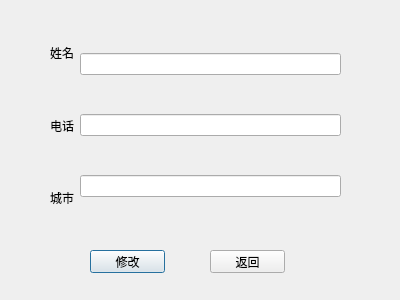
Qt form changedialog.ui (honk2333/Address-book) before a commit.
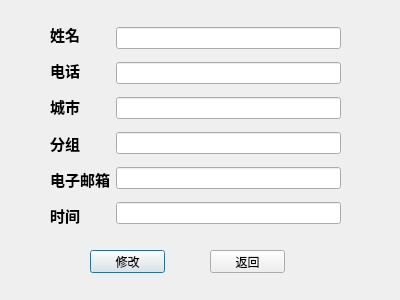
The same form after that commit.

What changed in the file:
```diff
--- a/changedialog.ui
+++ b/changedialog.ui
@@ -28,21 +28,42 @@
       <item>
        <widget class="QLabel" name="Namelabel">
         <property name="text">
-         <string>姓名</string>
+         <string>&lt;html&gt;&lt;head/&gt;&lt;body&gt;&lt;p&gt;&lt;span style=&quot; font-size:11pt; font-weight:600;&quot;&gt;姓名&lt;/span&gt;&lt;/p&gt;&lt;/body&gt;&lt;/html&gt;</string>
         </property>
        </widget>
       </item>
       <item>
        <widget class="QLabel" name="Phonelabel">
         <property name="text">
-         <string>电话</string>
+         <string>&lt;html&gt;&lt;head/&gt;&lt;body&gt;&lt;p&gt;&lt;span style=&quot; font-size:11pt; font-weight:600;&quot;&gt;电话&lt;/span&gt;&lt;/p&gt;&lt;/body&gt;&lt;/html&gt;</string>
         </property>
        </widget>
       </item>
       <item>
        <widget class="QLabel" name="Citylabel">
         <property name="text">
-         <string>城市</string>
+         <string>&lt;html&gt;&lt;head/&gt;&lt;body&gt;&lt;p&gt;&lt;span style=&quot; font-size:11pt; font-weight:600;&quot;&gt;城市&lt;/span&gt;&lt;/p&gt;&lt;/body&gt;&lt;/html&gt;</string>
+        </property>
+       </widget>
+      </item>
+      <item>
+       <widget class="QLabel" name="Typelabel">
+        <property name="text">
+         <string>&lt;html&gt;&lt;head/&gt;&lt;body&gt;&lt;p&gt;&lt;span style=&quot; font-size:11pt; font-weight:600;&quot;&gt;分组&lt;/span&gt;&lt;/p&gt;&lt;/body&gt;&lt;/html&gt;</string>
+        </property>
+       </widget>
+      </item>
+      <item>
+       <widget class="QLabel" name="Emaillabel">
+        <property name="text">
+         <string>&lt;html&gt;&lt;head/&gt;&lt;body&gt;&lt;p&gt;&lt;span style=&quot; font-size:11pt; font-weight:600;&quot;&gt;电子邮箱&lt;/span&gt;&lt;/p&gt;&lt;/body&gt;&lt;/html&gt;</string>
+        </property>
+       </widget>
+      </item>
+      <item>
+       <widget class="QLabel" name="Timelabel">
+        <property name="text">
+         <string>&lt;html&gt;&lt;head/&gt;&lt;body&gt;&lt;p&gt;&lt;span style=&quot; font-size:11pt; font-weight:600;&quot;&gt;时间&lt;/span&gt;&lt;/p&gt;&lt;/body&gt;&lt;/html&gt;</string>
         </property>
        </widget>
       </item>
@@ -59,6 +80,15 @@
       <item>
        <widget class="QLineEdit" name="CitylineEdit"/>
       </item>
+      <item>
+       <widget class="QLineEdit" name="TypelineEdit"/>
+      </item>
+      <item>
+       <widget class="QLineEdit" name="EmaillineEdit"/>
+      </item>
+      <item>
+       <widget class="QLineEdit" name="TimelineEdit"/>
+      </item>
      </layout>
     </item>
    </layout>
```
